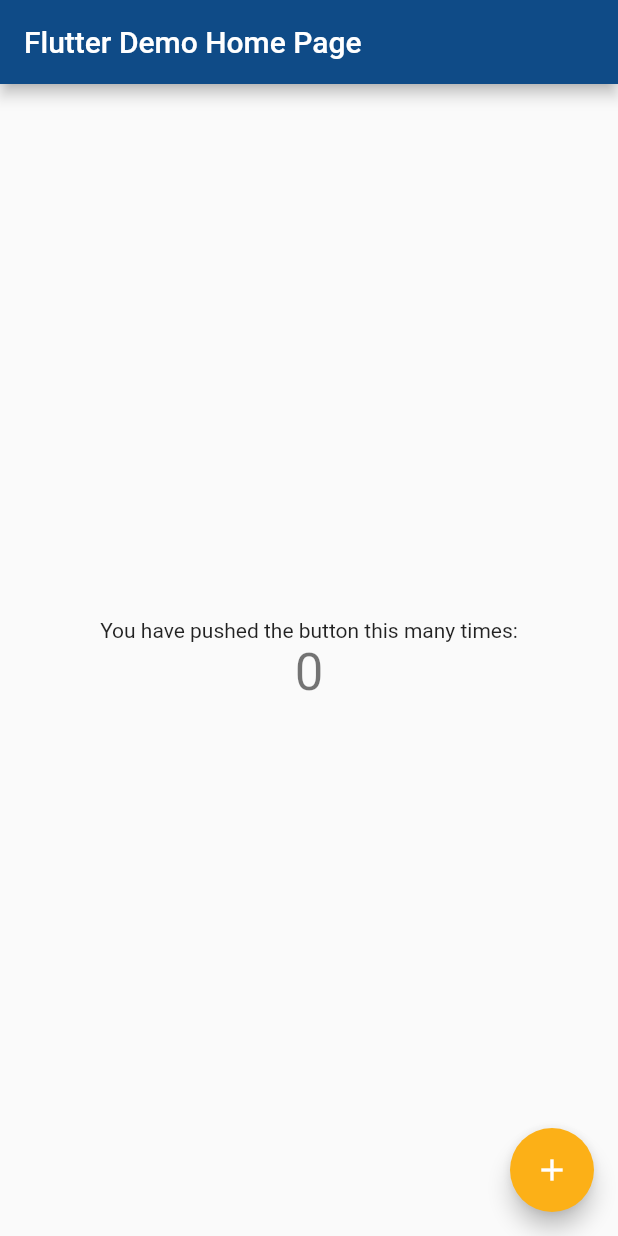
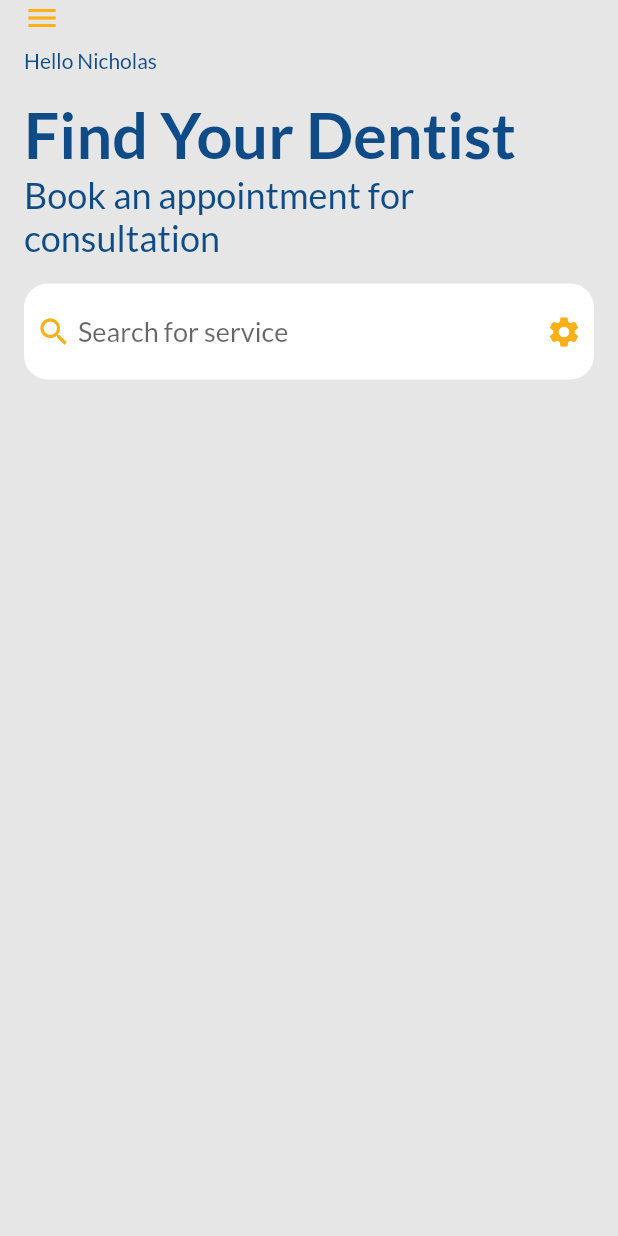
Before and after one commit to Crucialjun/dentmind_dental_centre, a Flutter app: the screen it shows after launch, on a phone screen of 412 x 824 dp. Run offline on Flutter 3.47's test engine with Material 2 defaults, Android fonts, the phone set to English and light mode, and no system bars; our stand-ins replace google_fonts.

Commit message:
main dashboard setup

```diff
--- /dev/null
+++ b/lib/app_colors.dart
@@ -0,0 +1,4 @@
+import 'package:flutter/material.dart';
+
+const Color primaryAppColor = Color(0xFF0f4b87);
+const Color accentAppColor = Color(0xFFfcb017);
--- /dev/null
+++ b/lib/global_constants.dart
@@ -0,0 +1 @@
+const String app_name = "Dentmind Dental Centre";
--- a/lib/main.dart
+++ b/lib/main.dart
@@ -1,4 +1,6 @@
+import 'package:dentmind_dental_centre/screens/main_dashboard.dart';
 import 'package:flutter/material.dart';
+import 'package:google_fonts/google_fonts.dart';
 
 void main() {
   runApp(const MyApp());
@@ -7,102 +9,16 @@
 class MyApp extends StatelessWidget {
   const MyApp({Key? key}) : super(key: key);
 
-
   @override
   Widget build(BuildContext context) {
     return MaterialApp(
-      title: 'Flutter Demo',
-      theme: ThemeData(
-        primaryColor: const Color(0xFF0f4b87),
-        colorScheme: ColorScheme.fromSwatch().copyWith(secondary: const Color(0xFFfcb017)),
-      ),
-      home: const MyHomePage(title: 'Flutter Demo Home Page'),
-    );
+        title: 'Flutter Demo',
+        theme: ThemeData(
+          fontFamily: GoogleFonts.lato().fontFamily,
+          primaryColor: const Color(0xFF0f4b87),
+          colorScheme: ColorScheme.fromSwatch()
+              .copyWith(secondary: const Color(0xFFfcb017)),
+        ),
+        home: const MainDashboard());
   }
 }
-
-class MyHomePage extends StatefulWidget {
-  const MyHomePage({Key? key, required this.title}) : super(key: key);
-
-  // This widget is the home page of your application. It is stateful, meaning
-  // that it has a State object (defined below) that contains fields that affect
-  // how it looks.
-
-  // This class is the configuration for the state. It holds the values (in this
-  // case the title) provided by the parent (in this case the App widget) and
-  // used by the build method of the State. Fields in a Widget subclass are
-  // always marked "final".
-
-  final String title;
-
-  @override
-  State<MyHomePage> createState() => _MyHomePageState();
-}
-
-class _MyHomePageState extends State<MyHomePage> {
-  int _counter = 0;
-
-  void _incrementCounter() {
-    setState(() {
-      // This call to setState tells the Flutter framework that something has
-      // changed in this State, which causes it to rerun the build method below
-      // so that the display can reflect the updated values. If we changed
-      // _counter without calling setState(), then the build method would not be
-      // called again, and so nothing would appear to happen.
-      _counter++;
-    });
-  }
-
-  @override
-  Widget build(BuildContext context) {
-    // This method is rerun every time setState is called, for instance as done
-    // by the _incrementCounter method above.
-    //
-    // The Flutter framework has been optimized to make rerunning build methods
-    // fast, so that you can just rebuild anything that needs updating rather
-    // than having to individually change instances of widgets.
-    return Scaffold(
-      appBar: AppBar(
-        // Here we take the value from the MyHomePage object that was created by
-        // the App.build method, and use it to set our appbar title.
-        title: Text(widget.title),
-        backgroundColor: const Color(0xFF0f4b87),
-      ),
-      body: Center(
-        // Center is a layout widget. It takes a single child and positions it
-        // in the middle of the parent.
-        child: Column(
-          // Column is also a layout widget. It takes a list of children and
-          // arranges them vertically. By default, it sizes itself to fit its
-          // children horizontally, and tries to be as tall as its parent.
-          //
-          // Invoke "debug painting" (press "p" in the console, choose the
-          // "Toggle Debug Paint" action from the Flutter Inspector in Android
-          // Studio, or the "Toggle Debug Paint" command in Visual Studio Code)
-          // to see the wireframe for each widget.
-          //
-          // Column has various properties to control how it sizes itself and
-          // how it positions its children. Here we use mainAxisAlignment to
-          // center the children vertically; the main axis here is the vertical
-          // axis because Columns are vertical (the cross axis would be
-          // horizontal).
-          mainAxisAlignment: MainAxisAlignment.center,
-          children: <Widget>[
-            const Text(
-              'You have pushed the button this many times:',
-            ),
-            Text(
-              '$_counter',
-              style: Theme.of(context).textTheme.headline4,
-            ),
-          ],
-        ),
-      ),
-      floatingActionButton: FloatingActionButton(
-        onPressed: _incrementCounter,
-        tooltip: 'Increment',
-        child: const Icon(Icons.add),
-      ), // This trailing comma makes auto-formatting nicer for build methods.
-    );
-  }
-}
--- /dev/null
+++ b/lib/screens/main_dashboard.dart
@@ -0,0 +1,84 @@
+import 'package:dentmind_dental_centre/app_colors.dart';
+import 'package:flutter/material.dart';
+
+class MainDashboard extends StatefulWidget {
+  const MainDashboard({Key? key}) : super(key: key);
+
+  @override
+  State<MainDashboard> createState() => _MainDashboardState();
+}
+
+class _MainDashboardState extends State<MainDashboard> {
+  @override
+  Widget build(BuildContext context) {
+    return Scaffold(
+        backgroundColor: const Color.fromARGB(255, 230, 230, 230),
+        body: Padding(
+          padding: const EdgeInsets.only(left: 16, right: 16),
+          child: Column(
+            crossAxisAlignment: CrossAxisAlignment.start,
+            children: [
+              const Icon(
+                Icons.menu,
+                color: accentAppColor,
+              ),
+              const SizedBox(
+                height: 8,
+              ),
+              const Text(
+                "Hello Nicholas",
+                style: TextStyle(color: primaryAppColor),
+              ),
+              const SizedBox(
+                height: 16,
+              ),
+              const Text(
+                "Find Your Dentist",
+                style: TextStyle(
+                    color: primaryAppColor,
+                    fontWeight: FontWeight.bold,
+                    fontSize: 42),
+              ),
+              const Text(
+                "Book an appointment for consultation",
+                style: TextStyle(color: primaryAppColor, fontSize: 24),
+              ),
+              const SizedBox(
+                height: 16,
+              ),
+              Container(
+                decoration: BoxDecoration(
+                    borderRadius: BorderRadius.circular(16),
+                    color: Colors.white),
+                child: Padding(
+                  padding: const EdgeInsets.all(8.0),
+                  child: Row(children: const [
+                    Icon(
+                      Icons.search,
+                      color: accentAppColor,
+                    ),
+                    SizedBox(
+                      width: 4,
+                    ),
+                    Expanded(
+                        child: TextField(
+                      decoration: InputDecoration(
+                          hintStyle: TextStyle(fontSize: 18),
+                          border: InputBorder.none,
+                          hintText: "Search for service"),
+                    )),
+                    SizedBox(
+                      width: 4,
+                    ),
+                    Icon(
+                      Icons.settings,
+                      color: accentAppColor,
+                    )
+                  ]),
+                ),
+              ),
+            ],
+          ),
+        ));
+  }
+}
--- a/pubspec.yaml
+++ b/pubspec.yaml
@@ -34,6 +34,7 @@
   # The following adds the Cupertino Icons font to your application.
   # Use with the CupertinoIcons class for iOS style icons.
   cupertino_icons: ^1.0.2
+  google_fonts: ^2.3.1
 
 dev_dependencies:
   flutter_test:
```
Also changed, not shown: pubspec.lock.
